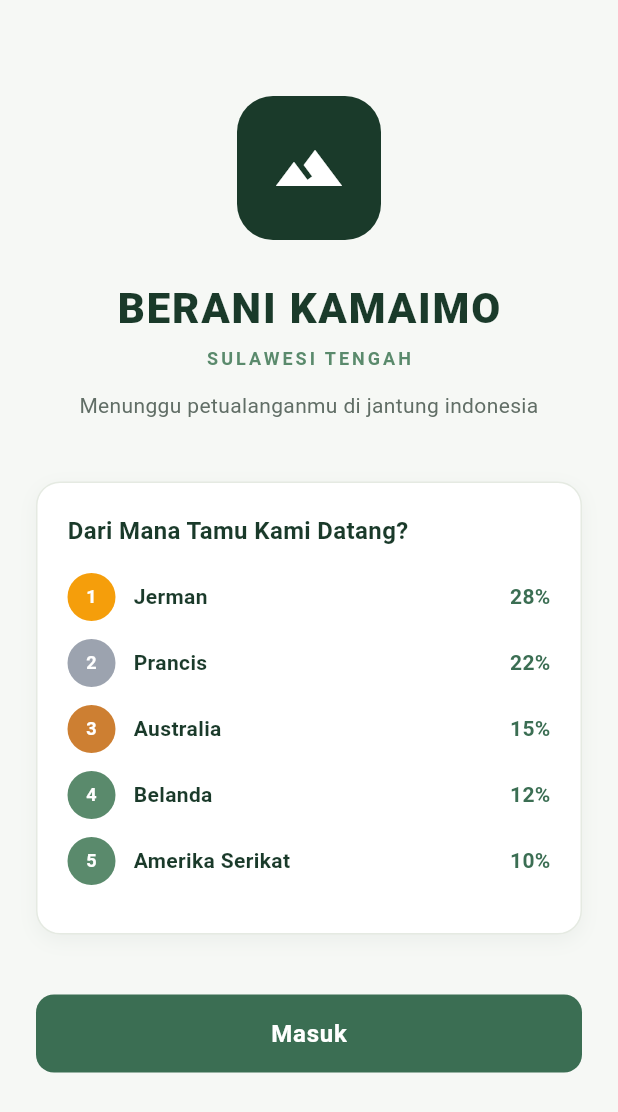
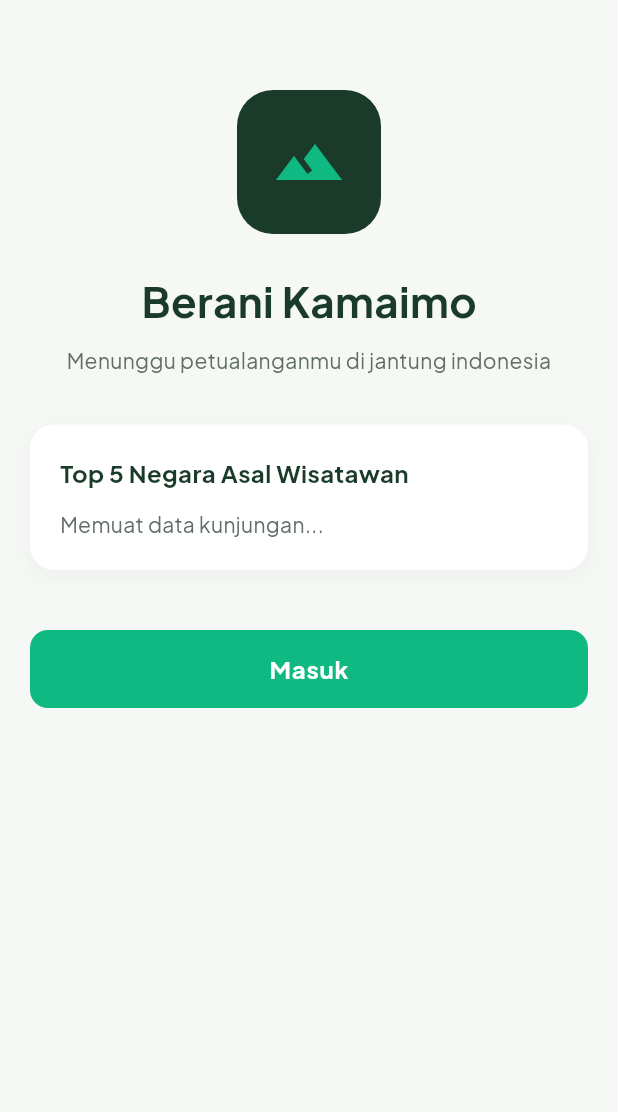
Before and after one commit to ikrmganss/fe-Kamaimo, a Flutter app: the screen it shows after launch, on a phone screen of 412 x 824 dp. Shown: the top 1112 px of the screen. Run offline on Flutter 3.47's test engine with Material 3 defaults, Android fonts, the phone set to English and light mode, and no system bars; Roboto replaces fonts that are missing (Poppins).

```diff
--- a/lib/features/user/sambutan/halaman_sambutan.dart
+++ b/lib/features/user/sambutan/halaman_sambutan.dart
@@ -1,20 +1,19 @@
 import 'package:flutter/material.dart';
-import '../../../core/theme/app_colors.dart';
 
 /// Halaman Sambutan (Opening Screen) sesuai PRD v1.1.
 /// Tampil tiap kali aplikasi dibuka sebelum masuk Home.
 /// Memuat logo, nama Berani Kamaimo, tagline, pilihan bahasa,
 /// Ranking Asal Turis (Top 5 Negara), dan tombol besar "Masuk".
 class HalamanSambutan extends StatelessWidget {
-  const HalamanSambutan({Key? key}) : super(key: key);
+  const HalamanSambutan({super.key});
 
   @override
   Widget build(BuildContext context) {
     return Scaffold(
-      backgroundColor: AppColors.background,
+      backgroundColor: const Color(0xFFF6F8F5),
       body: SafeArea(
         child: SingleChildScrollView(
-          padding: const EdgeInsets.all(24.0),
+          padding: const EdgeInsets.all(20.0),
           child: Column(
             crossAxisAlignment: CrossAxisAlignment.center,
             children: [
@@ -24,84 +23,67 @@ class HalamanSambutan extends StatelessWidget {
                 width: 96,
                 height: 96,
                 decoration: BoxDecoration(
-                  color: AppColors.pine900,
+                  color: const Color(0xFF1A3A2A),
                   borderRadius: BorderRadius.circular(24),
                 ),
                 child: const Icon(
                   Icons.landscape,
                   size: 48,
-                  color: Colors.white,
+                  color: Color(0xFF10B981),
                 ),
               ),
               const SizedBox(height: 24),
               // Nama Aplikasi
               const Text(
-                'BERANI KAMAIMO',
+                'Berani Kamaimo',
                 style: TextStyle(
-                  fontFamily: 'Poppins',
                   fontSize: 28,
-                  fontWeight: FontWeight.w900,
-                  color: AppColors.pine900,
-                  letterSpacing: 1.2,
+                  fontWeight: FontWeight.bold,
+                  color: Color(0xFF1A3A2A),
                 ),
               ),
-              const SizedBox(height: 4),
-              const Text(
-                'SULAWESI TENGAH',
-                style: TextStyle(
-                  fontFamily: 'Poppins',
-                  fontSize: 12,
-                  fontWeight: FontWeight.w600,
-                  color: AppColors.pine500,
-                  letterSpacing: 2.0,
-                ),
-              ),
-              const SizedBox(height: 12),
+              const SizedBox(height: 8),
               // Tagline
               const Text(
                 'Menunggu petualanganmu di jantung indonesia',
                 textAlign: TextAlign.center,
                 style: TextStyle(
-                  fontFamily: 'Poppins',
                   fontSize: 14,
-                  color: AppColors.textSecondary,
+                  color: Color(0xFF616E66),
                 ),
               ),
-              const SizedBox(height: 40),
-              // Ranking Asal Turis (Top 5 Negara)
+              const SizedBox(height: 32),
+              // Ranking Asal Turis Placeholder (M2/M1)
               Container(
                 width: double.infinity,
                 padding: const EdgeInsets.all(20),
                 decoration: BoxDecoration(
                   color: Colors.white,
                   borderRadius: BorderRadius.circular(16),
-                  border: Border.all(color: AppColors.border),
                   boxShadow: [
                     BoxShadow(
-                      color: AppColors.pine900.withValues(alpha: 0.05),
+                      color: const Color(0xFF1A3A2A).withValues(alpha: 0.05),
                       blurRadius: 10,
                       offset: const Offset(0, 4),
                     ),
                   ],
                 ),
-                child: Column(
+                child: const Column(
                   crossAxisAlignment: CrossAxisAlignment.start,
-                  children: const [
+                  children: [
                     Text(
-                      'Dari Mana Tamu Kami Datang?',
+                      'Top 5 Negara Asal Wisatawan',
                       style: TextStyle(
-                        fontFamily: 'Poppins',
                         fontSize: 16,
                         fontWeight: FontWeight.bold,
-                        color: AppColors.pine900,
+                        color: Color(0xFF1A3A2A),
                       ),
                     ),
-                    SizedBox(height: 16),
-                    _RankingItem(rank: 1, country: 'Jerman', count: '28%'),
-                    _RankingItem(rank: 2, country: 'Prancis', count: '22%'),
-                    _RankingItem(rank: 3, country: 'Australia', count: '15%'),
-                    _RankingItem(rank: 4, country: 'Belanda', count: '12%'),
-                    _RankingItem(rank: 5, country: 'Amerika Serikat', count: '10%'),
+                    SizedBox(height: 12),
+                    Text(
+                      'Memuat data kunjungan...',
+                      style: TextStyle(color: Color(0xFF616E66)),
+                    ),
                   ],
                 ),
               ),
@@ -112,7 +94,7 @@ class HalamanSambutan extends StatelessWidget {
                 height: 52,
                 child: ElevatedButton(
                   style: ElevatedButton.styleFrom(
-                    backgroundColor: AppColors.pine700,
+                    backgroundColor: const Color(0xFF10B981),
                     foregroundColor: Colors.white,
                     shape: RoundedRectangleBorder(
                       borderRadius: BorderRadius.circular(12),
@@ -126,7 +108,6 @@ class HalamanSambutan extends StatelessWidget {
                   child: const Text(
                     'Masuk',
                     style: TextStyle(
-                      fontFamily: 'Poppins',
                       fontSize: 16,
                       fontWeight: FontWeight.bold,
                     ),
@@ -141,74 +122,3 @@ class HalamanSambutan extends StatelessWidget {
     );
   }
 }
-
-class _RankingItem extends StatelessWidget {
-  final int rank;
-  final String country;
-  final String count;
-
-  const _RankingItem({
-    required this.rank,
-    required this.country,
-    required this.count,
-  });
-
-  @override
-  Widget build(BuildContext context) {
-    Color badgeColor = rank == 1
-        ? const Color(0xFFF59E0B)
-        : rank == 2
-            ? const Color(0xFF9CA3AF)
-            : rank == 3
-                ? const Color(0xFFCD7F32)
-                : AppColors.pine500;
-
-    return Padding(
-      padding: const EdgeInsets.only(bottom: 12),
-      child: Row(
-        children: [
-          Container(
-            width: 32,
-            height: 32,
-            decoration: BoxDecoration(
-              color: badgeColor,
-              shape: BoxShape.circle,
-            ),
-            child: Center(
-              child: Text(
-                rank.toString(),
-                style: const TextStyle(
-                  fontFamily: 'Poppins',
-                  fontSize: 12,
-                  fontWeight: FontWeight.bold,
-                  color: Colors.white,
-                ),
-              ),
-            ),
-          ),
-          const SizedBox(width: 12),
-          Expanded(
-            child: Text(
-              country,
-              style: const TextStyle(
-                fontFamily: 'Poppins',
-                fontSize: 14,
-                fontWeight: FontWeight.w600,
-                color: AppColors.pine900,
-              ),
-            ),
-          ),
-          Text(
-            count,
-            style: const TextStyle(
-              fontFamily: 'Poppins',
-              fontSize: 14,
-              fontWeight: FontWeight.bold,
-              color: AppColors.pine700,
-            ),
-          ),
-        ],
-      ),
-    );
-  }
-}
```
Also changed, not shown: lib/features/user/home/_hero_full_screen.dart (+0 -7 lines), lib/features/user/home/user_shell.dart (+74 -82 lines).
